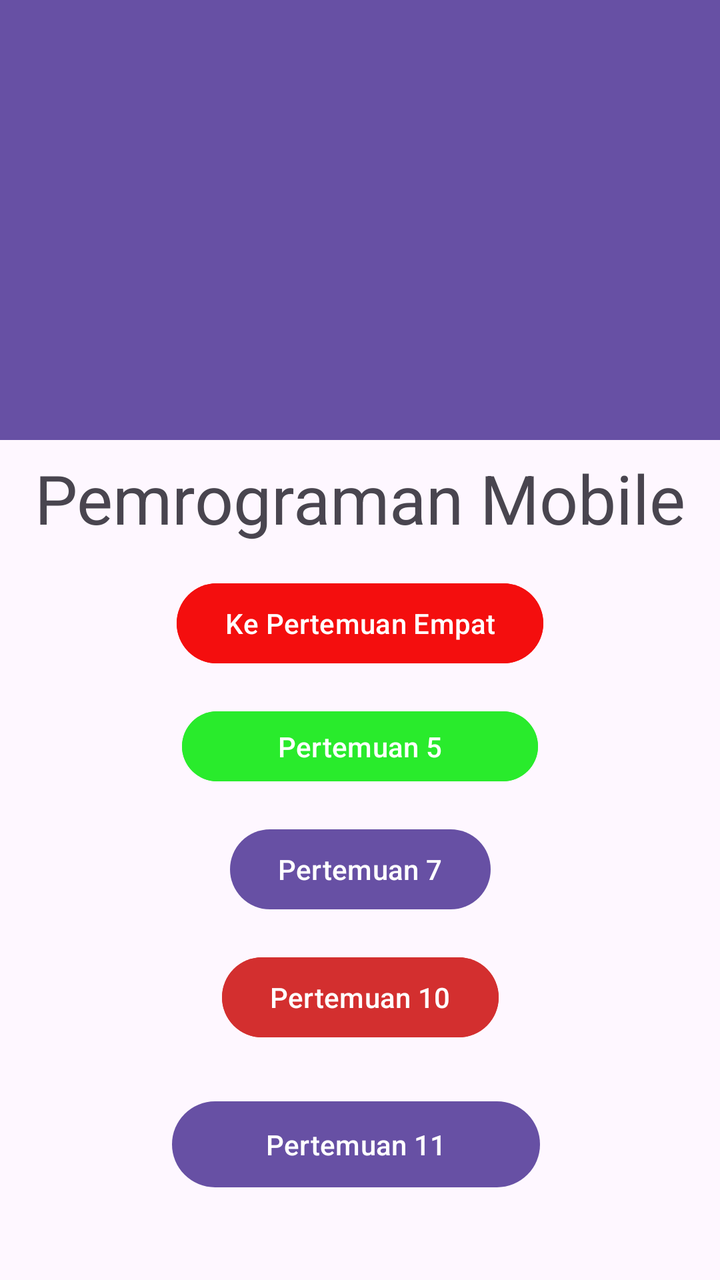
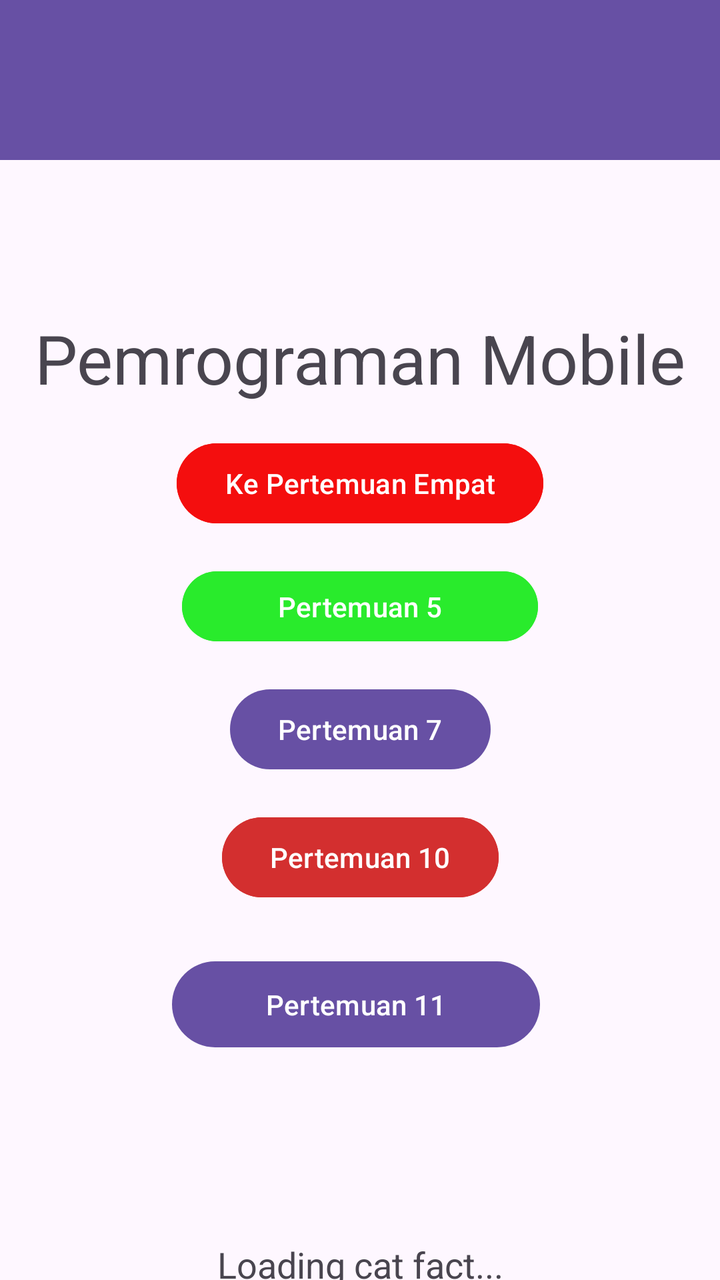

Screens rendered from an Android XML layout before and after an edit, with the pre-edit source and the edit as a unified diff.
<!-- AndroidManifest.xml: application theme Theme.Rafif_3TIE_Mobile -->
<!-- res/layout/fragment_home.xml -->
<?xml version="1.0" encoding="utf-8"?>
<androidx.constraintlayout.widget.ConstraintLayout
    xmlns:android="http://schemas.android.com/apk/res/android"
    xmlns:app="http://schemas.android.com/apk/res-auto"
    xmlns:tools="http://schemas.android.com/tools"
    android:layout_width="match_parent"
    android:layout_height="match_parent"
    tools:context=".Home.HomeFragment">

    <View
        android:id="@+id/background_header"
        android:layout_width="0dp"
        android:layout_height="220dp"
        android:background="@drawable/bg_header_wave"
        app:layout_constraintEnd_toEndOf="parent"
        app:layout_constraintStart_toStartOf="parent"
        app:layout_constraintTop_toTopOf="parent" />

    

    <TextView
        android:id="@+id/textView"
        android:layout_width="wrap_content"
        android:layout_height="wrap_content"
        android:text="Pemrograman Mobile"
        android:textSize="34sp"
        app:layout_constraintBottom_toTopOf="@id/btnToFourth"
        app:layout_constraintEnd_toEndOf="parent"
        app:layout_constraintStart_toStartOf="parent"
        app:layout_constraintTop_toBottomOf="@id/background_header"
        app:layout_constraintVertical_chainStyle="packed" />

    <Button
        android:id="@+id/btnToFourth"
        android:layout_width="wrap_content"
        android:layout_height="wrap_content"
        android:layout_marginTop="16dp"
        android:backgroundTint="@color/merah"
        android:text="Ke Pertemuan Empat"
        app:layout_constraintBottom_toTopOf="@id/btnToFifth"
        app:layout_constraintEnd_toEndOf="parent"
        app:layout_constraintStart_toStartOf="parent"
        app:layout_constraintTop_toBottomOf="@id/textView" />

    <Button
        android:id="@+id/btnToFifth"
        android:layout_width="178dp"
        android:layout_height="43dp"
        android:layout_marginTop="16dp"
        android:backgroundTint="@color/kuning"
        android:text="Pertemuan 5"
        app:layout_constraintBottom_toTopOf="@id/btnToSeventh"
        app:layout_constraintEnd_toEndOf="parent"
        app:layout_constraintStart_toStartOf="parent"
        app:layout_constraintTop_toBottomOf="@id/btnToFourth" />

    <Button
        android:id="@+id/btnToSeventh"
        android:layout_width="wrap_content"
        android:layout_height="wrap_content"
        android:layout_marginTop="16dp"
        android:text="Pertemuan 7"
        app:layout_constraintBottom_toTopOf="@id/btnToTenth"
        app:layout_constraintEnd_toEndOf="parent"
        app:layout_constraintStart_toStartOf="parent"
        app:layout_constraintTop_toBottomOf="@id/btnToFifth" />

    <Button
        android:id="@+id/btnToTenth"
        android:layout_width="wrap_content"
        android:layout_height="wrap_content"
        android:layout_marginTop="16dp"
        android:backgroundTint="#D32F2F"
        android:text="Pertemuan 10"
        app:layout_constraintBottom_toTopOf="@id/homeDescription"
        app:layout_constraintEnd_toEndOf="parent"
        app:layout_constraintStart_toStartOf="parent"
        app:layout_constraintTop_toBottomOf="@id/btnToSeventh" />

    
    <TextView
        android:id="@+id/homeDescription"
        android:layout_width="wrap_content"
        android:layout_height="wrap_content"
        android:layout_marginTop="84dp"
        android:text=""
        android:textSize="20sp"
        app:layout_constraintBottom_toBottomOf="parent"
        app:layout_constraintEnd_toEndOf="parent"
        app:layout_constraintStart_toStartOf="parent"
        app:layout_constraintTop_toBottomOf="@id/btnToTenth" />

    <Button
        android:id="@+id/btnToEleventh"
        android:layout_width="184dp"
        android:layout_height="51dp"
        android:layout_marginTop="72dp"
        android:text="Pertemuan 11"
        app:layout_constraintEnd_toEndOf="parent"
        app:layout_constraintHorizontal_bias="0.488"
        app:layout_constraintStart_toStartOf="parent"
        app:layout_constraintTop_toTopOf="@+id/btnToTenth" />

</androidx.constraintlayout.widget.ConstraintLayout>
<!-- resources referenced by this layout -->
<resources>
  <color name="kuning">#29EB2C</color>
  <color name="merah">#F40E0E</color>
  <!-- drawable bg_header_wave (drawable) -->
  <?xml version="1.0" encoding="utf-8"?>
  <shape xmlns:android="http://schemas.android.com/apk/res/android"
      android:shape="rectangle">
      <solid android:color="?attr/colorPrimary" />
  </shape>
  <style name="Theme.Rafif_3TIE_Mobile" parent="Base.Theme.Rafif_3TIE_Mobile" />
  <style name="Base.Theme.Rafif_3TIE_Mobile" parent="Theme.Material3.DayNight.NoActionBar">
          
          
      </style>
</resources>

<!-- the commit's change to res/layout/fragment_home.xml (unified diff, before → after) -->
@@ -7,16 +7,17 @@
     android:layout_height="match_parent"
     tools:context=".Home.HomeFragment">
 
+    
+
     <View
         android:id="@+id/background_header"
-        android:layout_width="0dp"
-        android:layout_height="220dp"
+        android:layout_width="409dp"
+        android:layout_height="80dp"
         android:background="@drawable/bg_header_wave"
         app:layout_constraintEnd_toEndOf="parent"
+        app:layout_constraintHorizontal_bias="0.0"
         app:layout_constraintStart_toStartOf="parent"
         app:layout_constraintTop_toTopOf="parent" />
-
-    
 
     <TextView
         android:id="@+id/textView"
@@ -101,4 +102,29 @@
         app:layout_constraintStart_toStartOf="parent"
         app:layout_constraintTop_toTopOf="@+id/btnToTenth" />
 
+    <TextView
+        android:id="@+id/tvCatFact"
+        android:layout_width="match_parent"
+        android:layout_height="wrap_content"
+        android:layout_marginTop="540dp"
+        android:gravity="center"
+        android:text="Loading cat fact..."
+        android:textAlignment="center"
+        android:textSize="18sp"
+        app:layout_constraintEnd_toEndOf="parent"
+        app:layout_constraintHorizontal_bias="0.0"
+        app:layout_constraintStart_toStartOf="parent"
+        app:layout_constraintTop_toBottomOf="@+id/background_header" />
+
+    <Button
+        android:id="@+id/btnRefresh"
+        android:layout_width="wrap_content"
+        android:layout_height="wrap_content"
+        android:layout_marginTop="24dp"
+        android:text="Refresh"
+        app:layout_constraintEnd_toEndOf="parent"
+        app:layout_constraintHorizontal_bias="0.495"
+        app:layout_constraintStart_toStartOf="parent"
+        app:layout_constraintTop_toBottomOf="@+id/tvCatFact" />
+
 </androidx.constraintlayout.widget.ConstraintLayout>
